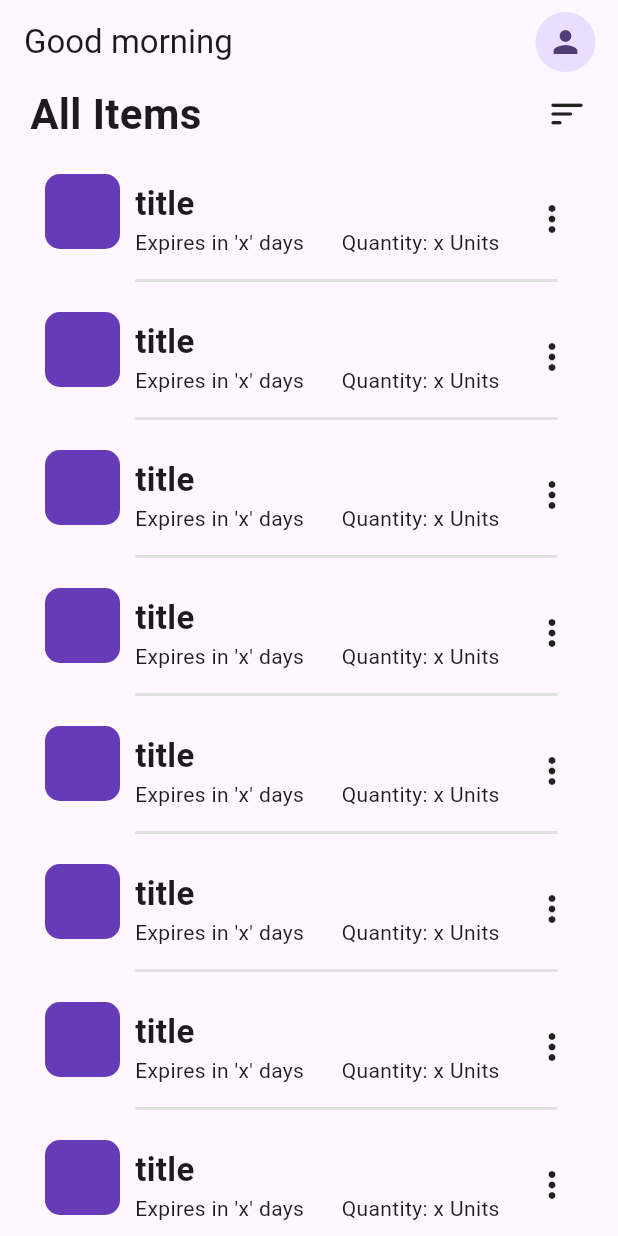
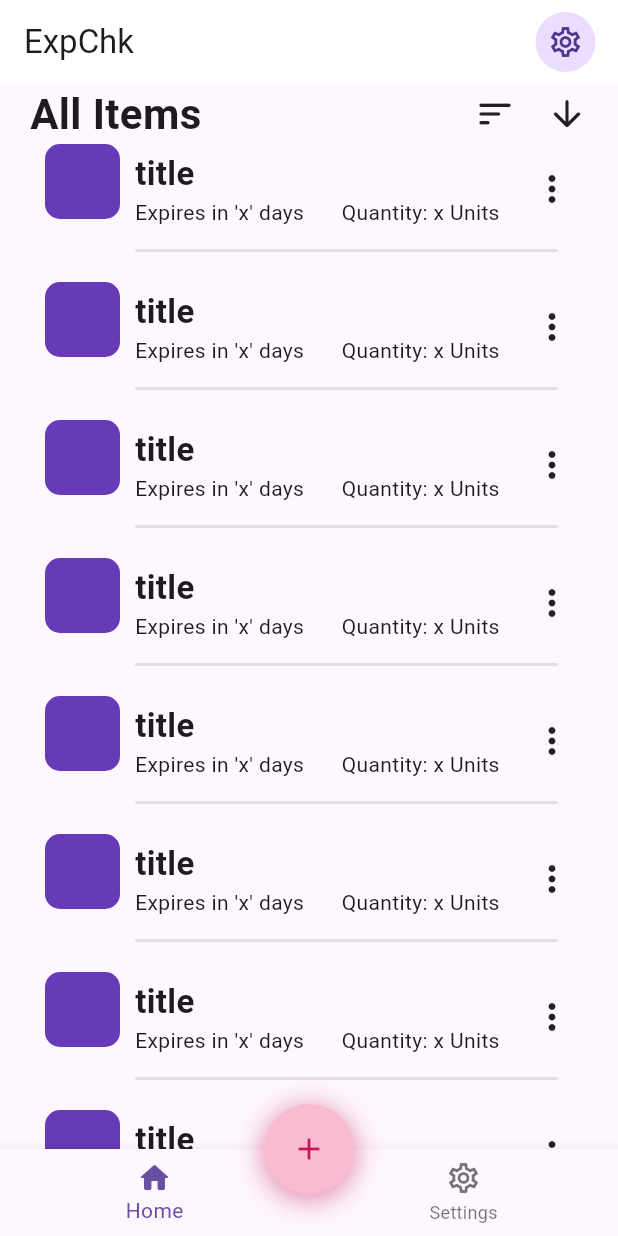
Before and after one commit to s-maurya00/Exp-Chk, a Flutter app: the screen it shows after launch, on a phone screen of 412 x 824 dp. Run offline on Flutter 3.47's test engine with Material 2 defaults, Android fonts, the phone set to English and light mode, and no system bars; our stand-ins replace get, get_storage.

Commit message:
feat: added navbar which doesn't work so well to homepage

```diff
--- /dev/null
+++ b/lib/app/common/services/theme_services.dart
@@ -0,0 +1,21 @@
+import 'package:flutter/material.dart';
+
+import 'package:get/get.dart';
+import 'package:get_storage/get_storage.dart';
+
+class ThemeController {
+  final _box = GetStorage();
+  final _keyName = "isDarkMode";
+
+  _saveThemeToBox(bool isDarkMode) => _box.write(_keyName, isDarkMode);
+
+  bool _loadThemeFromBox() => _box.read(_keyName) ?? false;
+
+  ThemeMode get theme => _loadThemeFromBox() ? ThemeMode.dark : ThemeMode.light;
+
+  void switchTheme() {
+    Get.changeThemeMode(_loadThemeFromBox() ? ThemeMode.light : ThemeMode.dark);
+
+    _saveThemeToBox(!_loadThemeFromBox());
+  }
+}
--- /dev/null
+++ b/lib/app/common/utils/colors.dart
@@ -0,0 +1,61 @@
+import 'package:flutter/material.dart';
+
+const Color primaryClr = Color(0xFFE91E63);
+const Color secondaryClr = Color(0xFF9C27B0);
+
+const Color primaryClrLight = Color(0xFFF8BBD0);
+const Color secondaryClrLight = Color(0xFFE1BEE7);
+
+const Color primaryClrDark = Color(0xFFC2185B);
+const Color secondaryClrDark = Color(0xFF7B1FA2);
+
+const Color darkGreyClr = Color(0xFF212121);
+const Color darkHeaderClr = Color(0xFF424242);
+
+MaterialColor primaryClrMaterial = MaterialColor(
+  0xFFE91E63,
+  <int, Color>{
+    50: const Color(0xFFE91E63).withOpacity(0.1),
+    100: const Color(0xFFE91E63).withOpacity(0.2),
+    200: const Color(0xFFE91E63).withOpacity(0.3),
+    300: const Color(0xFFE91E63).withOpacity(0.4),
+    400: const Color(0xFFE91E63).withOpacity(0.5),
+    500: const Color(0xFFE91E63).withOpacity(0.6),
+    600: const Color(0xFFE91E63).withOpacity(0.7),
+    700: const Color(0xFFE91E63).withOpacity(0.8),
+    800: const Color(0xFFE91E63).withOpacity(0.9),
+    900: const Color(0xFFE91E63).withOpacity(1.0),
+  },
+);
+
+MaterialColor secondaryClrMaterial = MaterialColor(
+  0xFF9C27B0,
+  <int, Color>{
+    50: const Color(0xFF9C27B0).withOpacity(0.1),
+    100: const Color(0xFF9C27B0).withOpacity(0.2),
+    200: const Color(0xFF9C27B0).withOpacity(0.3),
+    300: const Color(0xFF9C27B0).withOpacity(0.4),
+    400: const Color(0xFF9C27B0).withOpacity(0.5),
+    500: const Color(0xFF9C27B0).withOpacity(0.6),
+    600: const Color(0xFF9C27B0).withOpacity(0.7),
+    700: const Color(0xFF9C27B0).withOpacity(0.8),
+    800: const Color(0xFF9C27B0).withOpacity(0.9),
+    900: const Color(0xFF9C27B0).withOpacity(1.0),
+  },
+);
+
+MaterialColor darkGreyClrMaterial = MaterialColor(
+  0xFF212121,
+  <int, Color>{
+    50: const Color(0xFF212121).withOpacity(0.1),
+    100: const Color(0xFF212121).withOpacity(0.2),
+    200: const Color(0xFF212121).withOpacity(0.3),
+    300: const Color(0xFF212121).withOpacity(0.4),
+    400: const Color(0xFF212121).withOpacity(0.5),
+    500: const Color(0xFF212121).withOpacity(0.6),
+    600: const Color(0xFF212121).withOpacity(0.7),
+    700: const Color(0xFF212121).withOpacity(0.8),
+    800: const Color(0xFF212121).withOpacity(0.9),
+    900: const Color(0xFF212121).withOpacity(1.0),
+  },
+);
--- /dev/null
+++ b/lib/app/common/utils/theme.dart
@@ -0,0 +1,23 @@
+import 'package:flutter/material.dart';
+
+import 'package:expchk/app/common/utils/colors.dart';
+
+class Themes {
+  static final light = ThemeData(
+    brightness: Brightness.light,
+    primarySwatch: primaryClrMaterial,
+    appBarTheme: const AppBarTheme(
+      backgroundColor: Colors.white,
+    ),
+    useMaterial3: true,
+  );
+
+  static final dark = ThemeData(
+    brightness: Brightness.dark,
+    primarySwatch: darkGreyClrMaterial,
+    appBarTheme: const AppBarTheme(
+      backgroundColor: darkGreyClr,
+    ),
+    useMaterial3: true,
+  );
+}
--- a/lib/app/pages/home_page.dart
+++ b/lib/app/pages/home_page.dart
@@ -1,6 +1,11 @@
+import 'package:expchk/app/common/utils/colors.dart';
+import 'package:expchk/app/pages/add_items.dart';
 import 'package:flutter/material.dart';
 
+import 'package:get/get.dart';
+
 import 'package:expchk/app/common/widgets/item_tile.dart';
+import 'package:expchk/app/pages/settings.dart';
 
 class HomePage extends StatefulWidget {
   const HomePage({super.key});
@@ -10,36 +15,115 @@ class HomePage extends StatefulWidget {
 }
 
 class _HomePageState extends State<HomePage> {
+  final navScreens = [
+    const HomePage(),
+    const Settings(),
+  ];
+
+  bool isAscendSort = true;
+
   @override
   Widget build(BuildContext context) {
     return Scaffold(
       appBar: _appBar(),
+      floatingActionButton: GestureDetector(
+        onTap: () {
+          Get.to(const AddItems());
+        },
+        child: Container(
+          height: 60,
+          width: 60,
+          decoration: BoxDecoration(
+            color: primaryClrLight,
+            borderRadius: BorderRadius.circular(50),
+            boxShadow: [
+              BoxShadow(
+                color: primaryClrDark.withOpacity(0.5),
+                spreadRadius: 1,
+                blurRadius: 15,
+                offset: const Offset(0, 3),
+              ),
+            ],
+          ),
+          child: const Icon(
+            Icons.add,
+            color: primaryClrDark,
+          ),
+        ),
+      ),
+      floatingActionButtonLocation: FloatingActionButtonLocation.centerDocked,
+      bottomNavigationBar: BottomNavigationBar(
+        items: const [
+          BottomNavigationBarItem(
+            icon: Icon(
+              Icons.home_outlined,
+            ),
+            activeIcon: Icon(
+              Icons.home_rounded,
+            ),
+            label: "Home",
+          ),
+          BottomNavigationBarItem(
+            icon: Icon(
+              Icons.settings_outlined,
+            ),
+            label: "Settings",
+          ),
+        ],
+        onTap: (index) {
+          setState(() {
+            Get.to(
+              () => navScreens[index],
+            );
+          });
+        },
+      ),
       body: Column(
         children: [
-          const Row(
+          Row(
             children: [
-              SizedBox(
+              const SizedBox(
                 width: 20,
               ),
-              Text(
+              const Text(
                 "All Items",
                 style: TextStyle(
                   fontSize: 28,
                   fontWeight: FontWeight.bold,
                 ),
               ),
-              Spacer(),
-              Icon(
-                Icons.sort_rounded,
-                size: 28,
+              const Spacer(),
+              GestureDetector(
+                onTap: () {
+                  print("Sort");
+                },
+                child: const Icon(
+                  Icons.sort_rounded,
+                  size: 28,
+                ),
               ),
-              SizedBox(
+              const SizedBox(
+                width: 20,
+              ),
+              GestureDetector(
+                onTap: () {
+                  setState(
+                    () {
+                      isAscendSort = !isAscendSort;
+                    },
+                  );
+                },
+                child: Icon(
+                  isAscendSort
+                      ? Icons.arrow_downward_rounded
+                      : Icons.arrow_upward_rounded,
+                  size: 28,
+                ),
+              ),
+              const SizedBox(
                 width: 20,
               ),
             ],
-          ),
-          const SizedBox(
-            height: 20,
           ),
           _showItems(),
         ],
@@ -50,16 +134,21 @@ class _HomePageState extends State<HomePage> {
   _appBar() {
     return AppBar(
       title: const Text(
-        "Good morning",
+        "ExpChk",
       ),
+      scrolledUnderElevation: 0,
       actions: [
         GestureDetector(
           child: const CircleAvatar(
             child: Icon(
-              Icons.person,
+              Icons.settings_outlined,
             ),
           ),
           onTap: () {
+            Get.to(
+              () => const Settings(),
+              transition: Transition.zoom,
+            );
             print("Profile");
           },
         ),
--- a/lib/main.dart
+++ b/lib/main.dart
@@ -1,8 +1,17 @@
 import 'package:flutter/material.dart';
+import 'package:get/get.dart';
+
+import 'package:get_storage/get_storage.dart';
 
 import 'package:expchk/app/pages/home_page.dart';
+import 'package:expchk/app/common/services/theme_services.dart';
+import 'package:expchk/app/common/utils/theme.dart';
 
-void main() {
+Future<void> main() async {
+  WidgetsFlutterBinding.ensureInitialized();
+
+  await GetStorage.init();
+
   runApp(const MyApp());
 }
 
@@ -11,13 +20,11 @@ class MyApp extends StatelessWidget {
 
   @override
   Widget build(BuildContext context) {
-    return MaterialApp(
+    return GetMaterialApp(
       debugShowCheckedModeBanner: false,
-      title: 'Flutter Demo',
-      theme: ThemeData(
-        colorScheme: ColorScheme.fromSeed(seedColor: Colors.deepPurple),
-        useMaterial3: true,
-      ),
+      theme: Themes.light,
+      darkTheme: Themes.dark,
+      themeMode: ThemeController().theme,
       home: const HomePage(),
     );
   }
--- a/pubspec.yaml
+++ b/pubspec.yaml
@@ -35,6 +35,9 @@ dependencies:
   # The following adds the Cupertino Icons font to your application.
   # Use with the CupertinoIcons class for iOS style icons.
   cupertino_icons: ^1.0.2
+  get: ^4.6.5
+  get_storage: ^2.1.1
+  intl: ^0.18.1
 
 dev_dependencies:
   flutter_test:
```
Also changed, not shown: lib/app/pages/settings.dart (added, +183 -0 lines), pubspec.lock, 1 other file.
